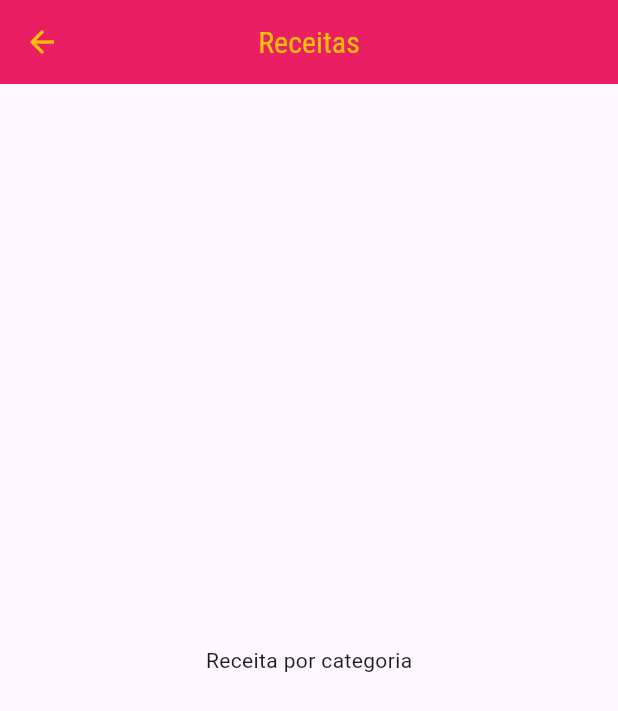
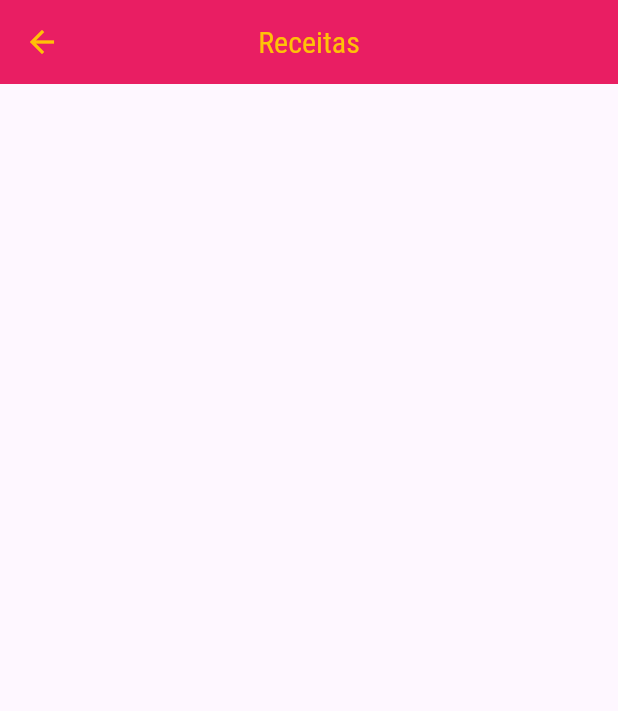
Before and after one commit to Karini2037/app_comida, a Flutter app: the CategoriaMealsScreen screen opened directly, on a phone screen of 412 x 824 dp. Shown: the top 711 px of the screen. Run offline on Flutter 3.47's test engine with Material 3 defaults, Android fonts, the phone set to English and light mode, and no system bars.

```diff
--- a/lib/screens/categoria_meals_screen.dart
+++ b/lib/screens/categoria_meals_screen.dart
@@ -1,4 +1,6 @@
 import 'package:flutter/material.dart';
+import '../models/category.dart';
+import '../data/dummy_data.dart';
 // criando a página em branco
 class CategoriaMealsScreen extends StatelessWidget {
   const CategoriaMealsScreen({super.key});
@@ -10,7 +12,7 @@ class CategoriaMealsScreen extends StatelessWidget {
         title: const Text('Receitas'),
       ),
       body: const Center(
-        child:  Text('Receita por categoria'),
+        child:  Text(''),
       ),
     );
   }
```
